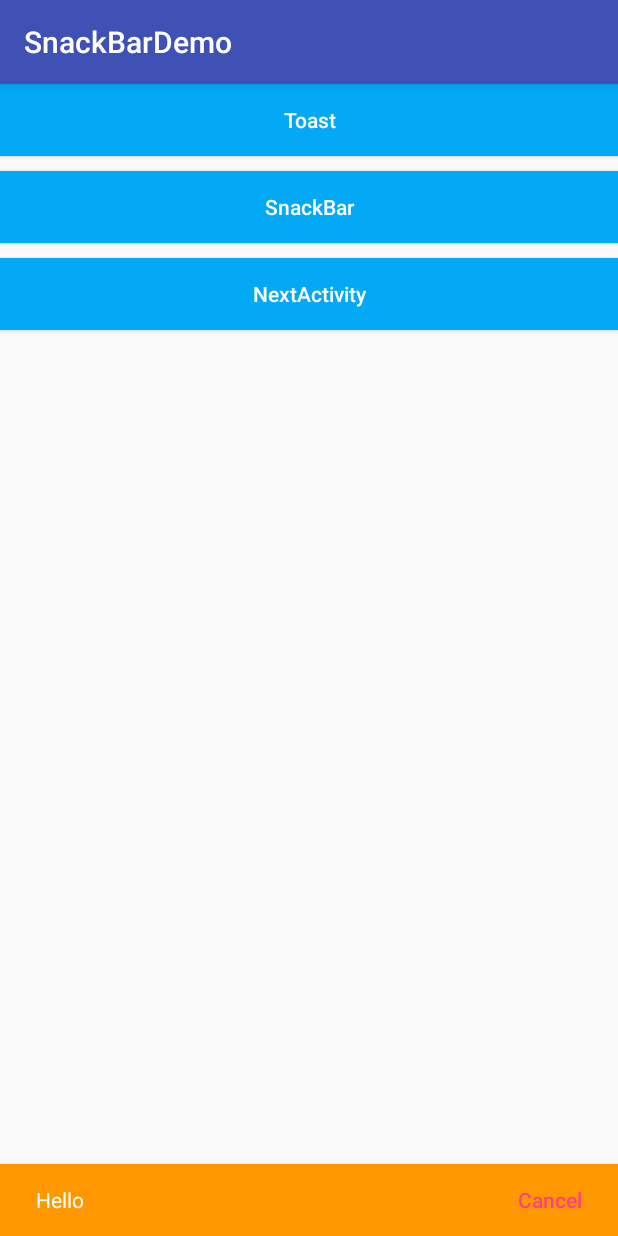
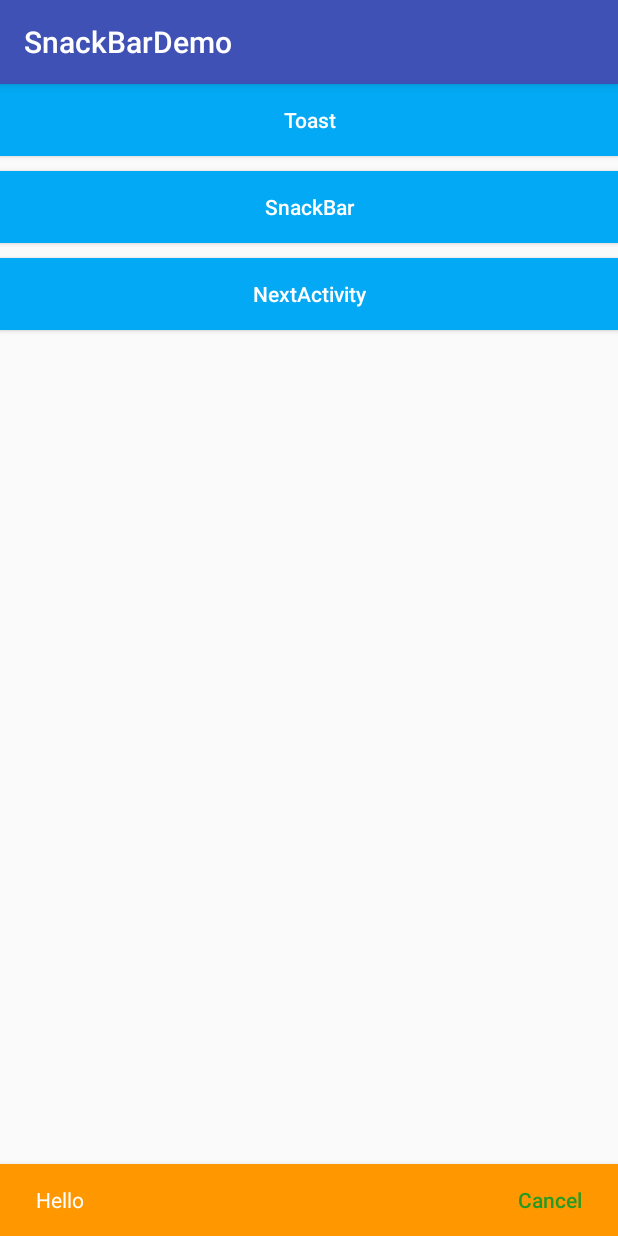
Before and after one commit to student9128/SnackBarDemo, an Android app: the screen it shows after launch (MainActivity), after a tap on "SnackBar", on a phone screen of 412 x 824 dp. Run offline under Robolectric (Android 15) with nearby library versions, the phone set to English and light mode, and no system bars.

Commit message:
add green color

```diff
--- a/app/src/main/java/com/kevin/tech/snackbardemo/MainActivity.java
+++ b/app/src/main/java/com/kevin/tech/snackbardemo/MainActivity.java
@@ -52,7 +52,7 @@ public class MainActivity extends AppCompatActivity implements View.OnClickListe
                     }
                 })
                         .setText("Hello")//set the message text
-                        .setActionTextColor(ContextCompat.getColor(this, R.color.colorAccent))
+                        .setActionTextColor(ContextCompat.getColor(this, R.color.green))
                         .show();
                 break;
             case R.id.btn_next:
--- a/app/src/main/res/values/colors.xml
+++ b/app/src/main/res/values/colors.xml
@@ -6,4 +6,5 @@
     <color name="blue">#03A9F4</color>
     <color name="white">#FFFFFF</color>
     <color name="orange">#FF9800</color>
+    <color name="green">#259B24</color>
 </resources>
```
